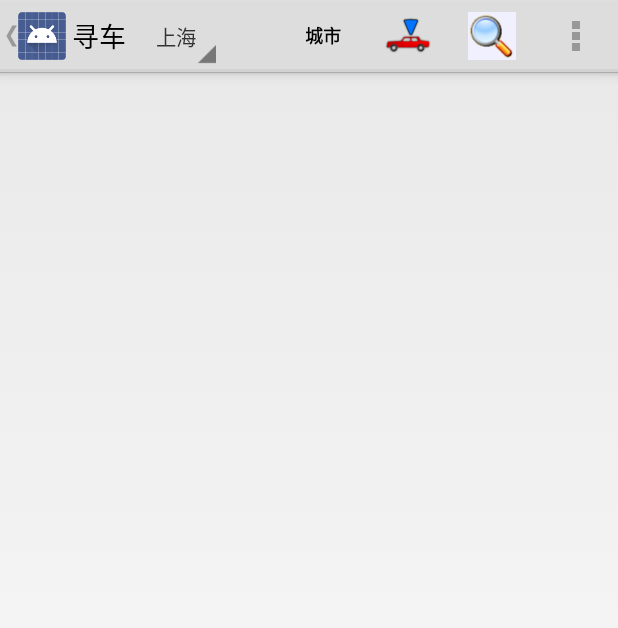
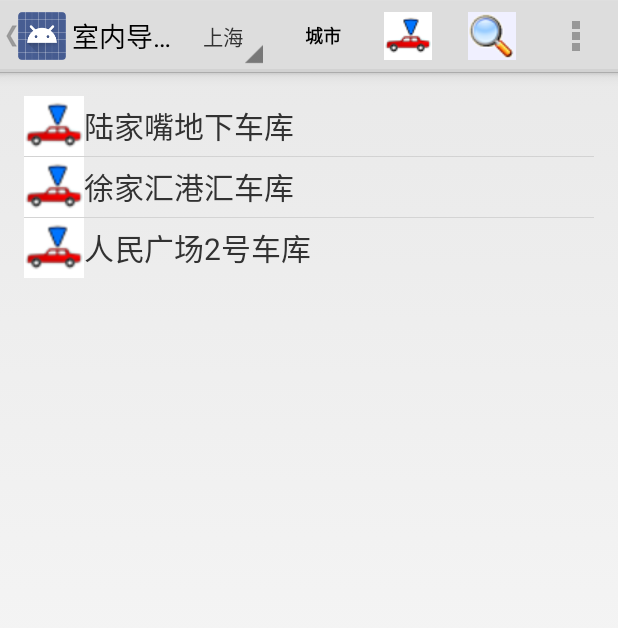
Before and after one commit to jimsush/IHN, an Android app: the screen it shows after launch (MyListActivity), on a phone screen of 412 x 824 dp. Shown: the top 628 px of the screen. Run offline under Robolectric (Android 15) with nearby library versions, the phone set to English and light mode, and no system bars.

Commit message:
android: image list view

```diff
--- a/IHNAndroid/app/src/main/java/com/ihn/ihnandroid/MyListActivity.java
+++ b/IHNAndroid/app/src/main/java/com/ihn/ihnandroid/MyListActivity.java
@@ -13,36 +13,32 @@ import android.view.View;
 import android.widget.ArrayAdapter;
 import android.widget.ListView;
 import android.widget.SearchView;
+import android.widget.SimpleAdapter;
 import android.widget.Toast;
+
+import java.util.ArrayList;
+import java.util.HashMap;
+import java.util.List;
+import java.util.Map;
 
 
 public class MyListActivity extends Activity {
 
     private ListView listView;
 
+    public MyListActivity() {
+        super();
+    }
+
     @Override
     protected void onCreate(Bundle savedInstanceState) {
         super.onCreate(savedInstanceState);
         setContentView(R.layout.image_demo_list1);
 
-        try {
-            ActionBar actionBar = getActionBar();
-            actionBar.show();
-            actionBar.setDisplayHomeAsUpEnabled(true);
+        listView = (ListView) findViewById(R.id.listView1);
 
-            String[] values={"上海","深圳"};
-
-            ArrayAdapter<String> spinnerAdaptor = new ArrayAdapter<String>(this, R.layout.navigation_item, values);
-            actionBar.setNavigationMode(ActionBar.NAVIGATION_MODE_LIST);
-            actionBar.setListNavigationCallbacks(spinnerAdaptor, new DropDownNavigationListener(this));
-        }catch(Throwable th){
-            th.printStackTrace();
-        }
-
-    }
-
-    public MyListActivity() {
-        super();
+        initActionBar1();
+        initImageTextList1();
     }
 
     @Override
@@ -51,6 +47,49 @@ public class MyListActivity extends Activity {
         inflater.inflate(R.menu.menu_my_list, menu);
         boolean result=super.onCreateOptionsMenu(menu);
 
+        initSearchPlaceInActionBar1(menu);
+        return result;
+    }
+
+    private void initActionBar1(){
+        try {
+            ActionBar actionBar = getActionBar();
+            actionBar.show();
+            actionBar.setDisplayHomeAsUpEnabled(true);
+
+            String[] values={"上海","深圳"};
+            ArrayAdapter<String> spinnerAdaptor = new ArrayAdapter<String>(this, R.layout.navigation_item, values);
+            actionBar.setNavigationMode(ActionBar.NAVIGATION_MODE_LIST);
+            actionBar.setListNavigationCallbacks(spinnerAdaptor, new DropDownNavigationListener(this));
+        }catch(Throwable th){
+            th.printStackTrace();
+        }
+    }
+
+    private void initImageTextList1(){
+        Map<String, Object> item1 = new HashMap<String, Object>();
+        item1.put("image", R.drawable.car_64);
+        item1.put("name", "陆家嘴地下车库");
+
+        Map<String, Object> item2 = new HashMap<String, Object>();
+        item2.put("image", R.drawable.car_64);
+        item2.put("name", "徐家汇港汇车库");
+
+        Map<String, Object> item3 = new HashMap<String, Object>();
+        item3.put("image", R.drawable.car_64);
+        item3.put("name", "人民广场2号车库");
+
+        List<Map<String, Object>> data = new ArrayList<Map<String, Object>>();
+        data.add(item1);
+        data.add(item2);
+        data.add(item3);
+        SimpleAdapter simpleAdapter = new SimpleAdapter(this, data, R.layout.property_image_text_item1,
+                new String[]{"image","name"}, new int[]{ R.id.imageView_prop, R.id.textView_propProperty});
+
+        this.listView.setAdapter(simpleAdapter);
+    }
+
+    private void initSearchPlaceInActionBar1(Menu menu){
         MenuItem searchItem = menu.findItem(R.id.action_findplace);
         SearchView searchView =(SearchView)searchItem.getActionView();
         if(searchView!=null) {
@@ -62,8 +101,6 @@ public class MyListActivity extends Activity {
                 }
             });
         }
-
-        return result;
     }
 
     @Override
@@ -105,4 +142,5 @@ public class MyListActivity extends Activity {
         MyAlertDialogFragment fragment=new MyAlertDialogFragment();
         fragment.show(getFragmentManager(),"basic");
     }
+
 }
--- a/IHNAndroid/app/src/main/res/layout/image_demo_item1.xml
+++ b/IHNAndroid/app/src/main/res/layout/image_demo_item1.xml
@@ -1,26 +1,8 @@
 <?xml version="1.0" encoding="utf-8"?>
-<!--
-<LinearLayout xmlns:android="http://schemas.android.com/apk/res/android"
-    android:orientation="horizontal" android:layout_width="match_parent"
-    android:layout_height="match_parent">
 
-
-    <ImageView
-        android:layout_width="40sp"
-        android:layout_height="40sp"
-        android:id="@+id/imageView1"
-        android:src="@drawable/robot2"/>
--->
-
-    <TextView  xmlns:android="http://schemas.android.com/apk/res/android"
+<TextView  xmlns:android="http://schemas.android.com/apk/res/android"
     xmlns:tools="http://schemas.android.com/tools"
         android:layout_width="match_parent"
         android:layout_height="wrap_content"
         android:text="description"
         android:id="@+id/textView1" />
-
-
-   <!--
-</LinearLayout>
-
--->
--- a/IHNAndroid/app/src/main/res/layout/image_demo_list1.xml
+++ b/IHNAndroid/app/src/main/res/layout/image_demo_list1.xml
@@ -4,16 +4,12 @@
     android:paddingRight="@dimen/activity_horizontal_margin"
     android:paddingTop="@dimen/activity_vertical_margin"
     android:paddingBottom="@dimen/activity_vertical_margin"
-    tools:context="mobile.net.mobilestudy.MyListActivity">
-
-    <!--
-    <TextView android:text="@string/hello_world" android:layout_width="wrap_content"
-        android:layout_height="wrap_content" />
--->
+    tools:context="com.ihn.ihnandroid.MyListActivity">
 
     <ListView
+        android:id="@+id/listView1"
         android:layout_width="wrap_content"
         android:layout_height="wrap_content"
-        android:id="@+id/listView1"
         android:fastScrollAlwaysVisible="false" />
+
 </RelativeLayout>
--- a/IHNAndroid/app/src/main/res/layout/navigation_item.xml
+++ b/IHNAndroid/app/src/main/res/layout/navigation_item.xml
@@ -6,5 +6,4 @@
     android:singleLine="true"
     android:ellipsize="marquee"
     android:id="@+id/text1"
-    android:text="test"
-    />
+    android:text="test" />
--- /dev/null
+++ b/IHNAndroid/app/src/main/res/layout/property_image_text_item1.xml
@@ -0,0 +1,22 @@
+<?xml version="1.0" encoding="utf-8"?>
+
+<LinearLayout xmlns:android="http://schemas.android.com/apk/res/android"
+    android:orientation="horizontal"
+    android:layout_width="match_parent"
+    android:layout_height="wrap_content"
+    android:gravity="center" >
+
+    <ImageView
+        android:id="@+id/imageView_prop"
+       android:layout_width="40dp"
+        android:layout_height="40dp"
+        android:src="@drawable/car_64" />
+
+    <TextView
+        android:id="@+id/textView_propProperty"
+        android:layout_width="match_parent"
+        android:layout_height="wrap_content"
+        android:text="description"
+        android:textSize="20sp" />
+
+</LinearLayout>
--- a/IHNAndroid/app/src/main/res/values/strings.xml
+++ b/IHNAndroid/app/src/main/res/values/strings.xml
@@ -18,7 +18,7 @@
         <item>科技馆</item>
     </string-array>
 
-    <string name="title_activity_my_list">寻车</string>
+    <string name="title_activity_my_list">室内导航</string>
 
     <string name="hello_world">Find Car</string>
 
```
Also changed, not shown: IHNAndroid/app/src/main/res/drawable/car_64.png, IHNAndroid/app/src/main/res/drawable/logo_50.jpg, IHNAndroid/app/src/main/res/drawable/map_64.jpg, IHNAndroid/app/src/main/res/drawable/search_50.png, IHNAndroid/app/src/main/res/drawable/setting_64.png.
